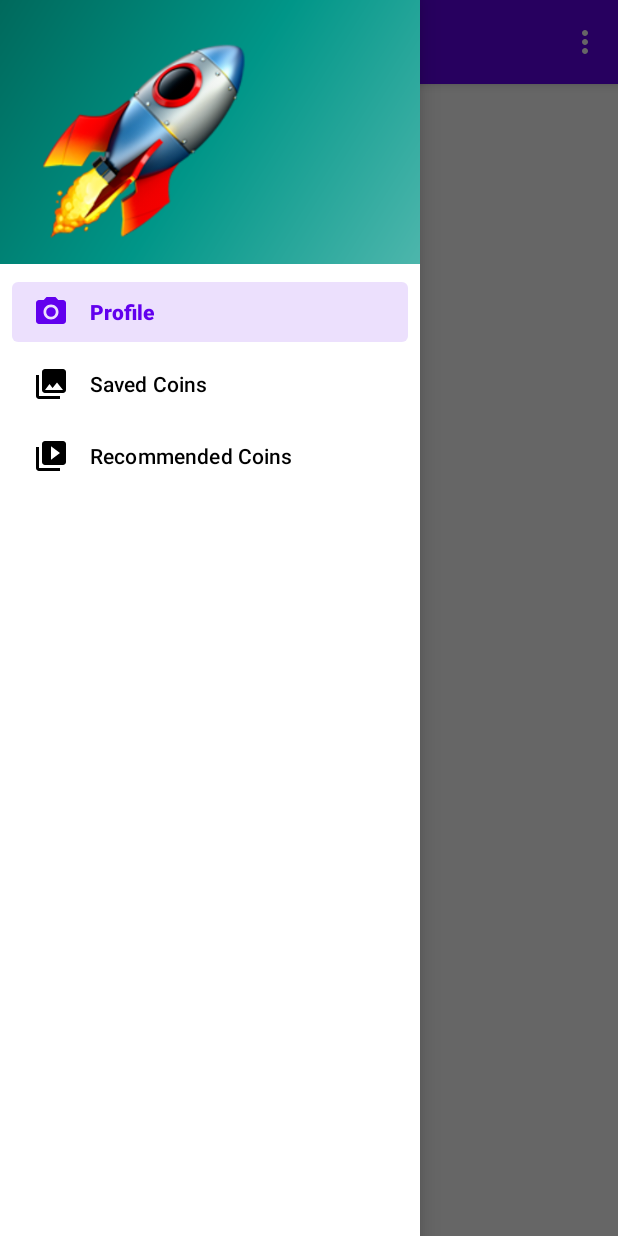
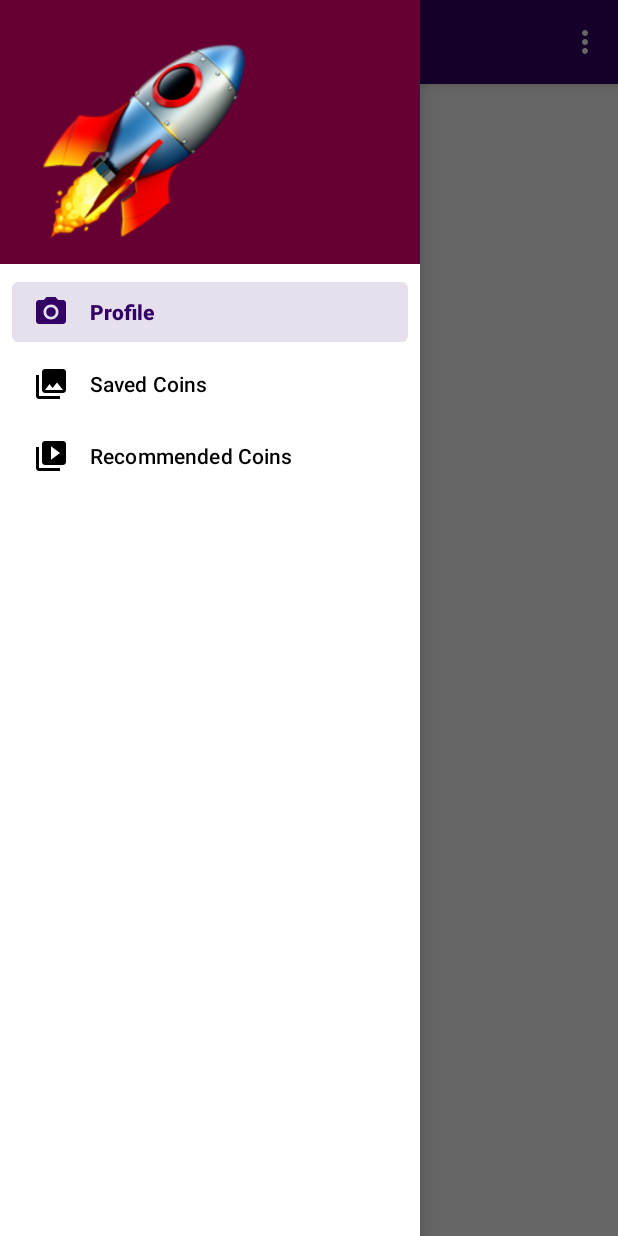
Before and after one commit to MoonShotApp1/MoonShot, an Android app: the screen it shows after launch (MainActivity), with the side drawer open, on a phone screen of 412 x 824 dp. Run offline under Robolectric (Android 15) with nearby library versions, the phone set to English and light mode, and no system bars; our stand-ins replace navigation-ui.

Commit message:
updated colors

```diff
--- a/app/src/main/res/layout/nav_header_main.xml
+++ b/app/src/main/res/layout/nav_header_main.xml
@@ -10,6 +10,7 @@
     android:paddingTop="@dimen/activity_vertical_margin"
     android:paddingRight="@dimen/activity_horizontal_margin"
     android:paddingBottom="@dimen/activity_vertical_margin"
+    android:backgroundTint="#660033"
     android:theme="@style/ThemeOverlay.AppCompat.Dark">
 
     <ImageView
--- a/app/src/main/res/values/themes.xml
+++ b/app/src/main/res/values/themes.xml
@@ -2,12 +2,12 @@
     <!-- Base application theme. -->
     <style name="Theme.MoonShot" parent="Theme.MaterialComponents.DayNight.DarkActionBar">
         <!-- Primary brand color. -->
-        <item name="colorPrimary">@color/purple_500</item>
-        <item name="colorPrimaryVariant">@color/purple_700</item>
+        <item name="colorPrimary">#330066</item>
+        <item name="colorPrimaryVariant">#190033</item>
         <item name="colorOnPrimary">@color/white</item>
         <!-- Secondary brand color. -->
-        <item name="colorSecondary">@color/teal_200</item>
-        <item name="colorSecondaryVariant">@color/teal_700</item>
+        <item name="colorSecondary">#99004C</item>
+        <item name="colorSecondaryVariant">#660033</item>
         <item name="colorOnSecondary">@color/black</item>
         <!-- Status bar color. -->
         <item name="android:statusBarColor" tools:targetApi="l">?attr/colorPrimaryVariant</item>
```
